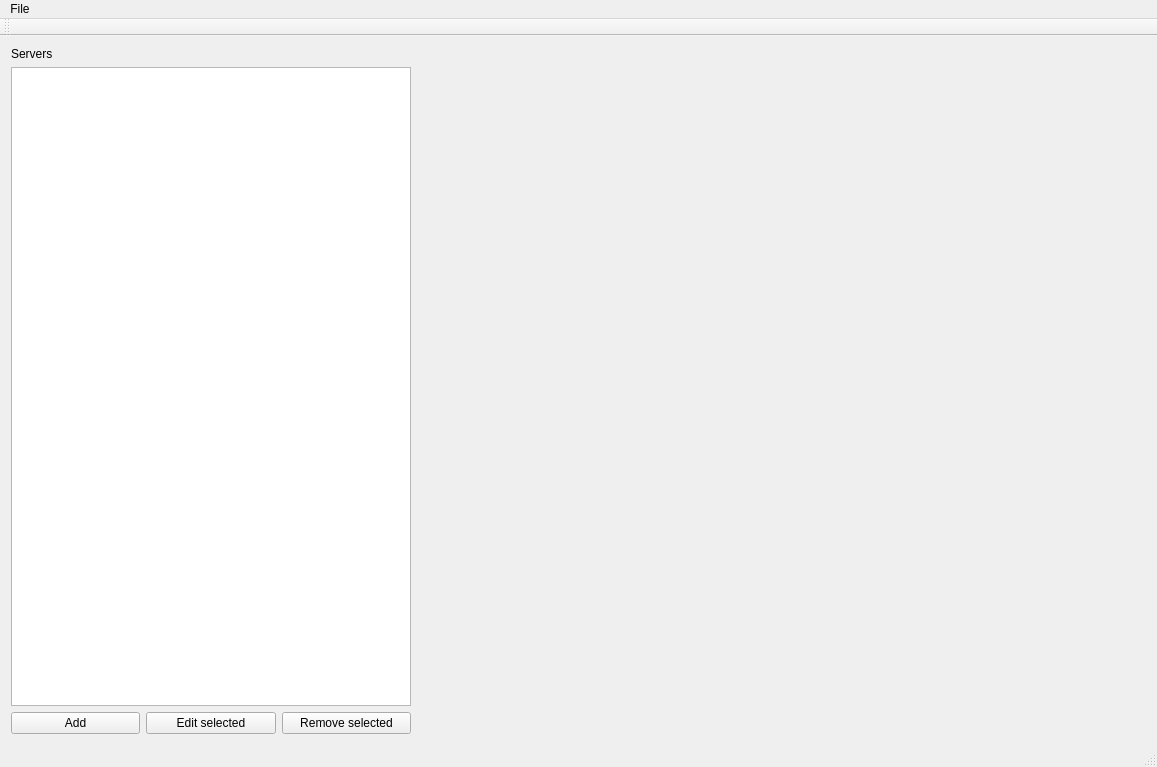
Old version of the form PiTVDesktopViewer/PiTVDesktopViewer/PiTVDesktopViewer.ui in the repository DmitryMI/PiTV.
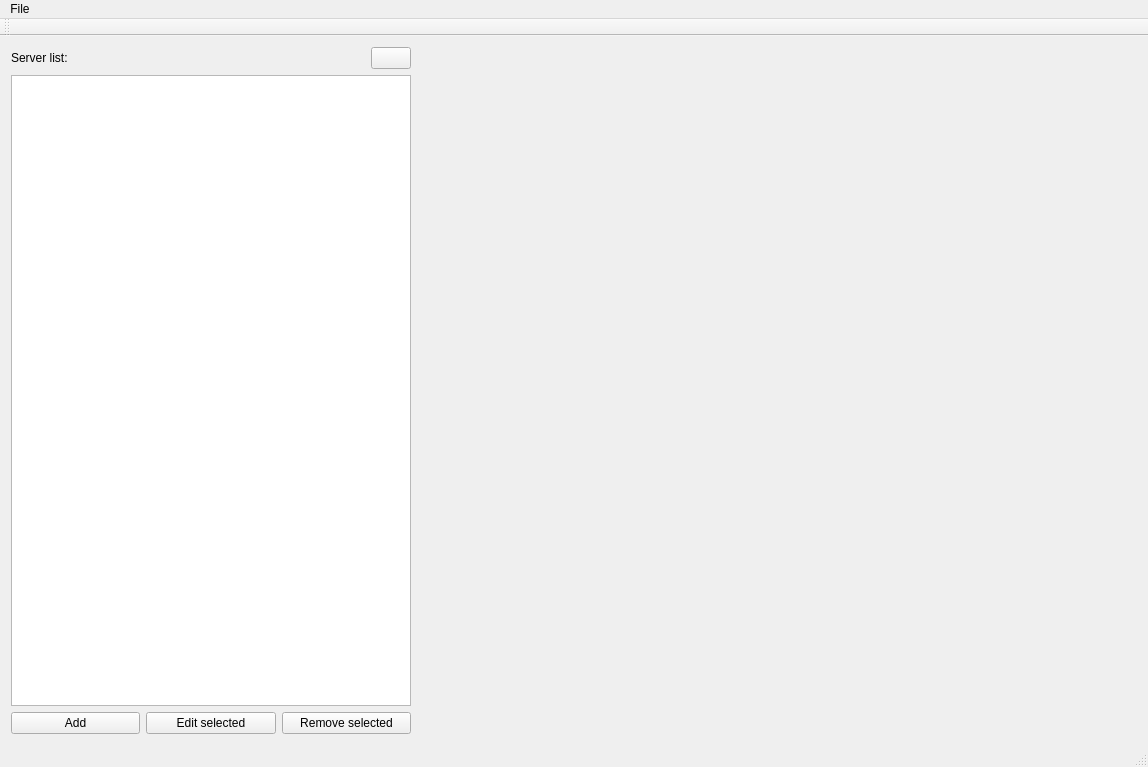
New version of the form. Icons and pictures are not drawn.

Commit message: Server stats implemented

Diff of the .ui file:
```diff
--- a/PiTVDesktopViewer/PiTVDesktopViewer/PiTVDesktopViewer.ui
+++ b/PiTVDesktopViewer/PiTVDesktopViewer/PiTVDesktopViewer.ui
@@ -6,7 +6,7 @@
    <rect>
     <x>0</x>
     <y>0</y>
-    <width>1157</width>
+    <width>1148</width>
     <height>767</height>
    </rect>
   </property>
@@ -18,17 +18,38 @@
     <item>
      <layout class="QVBoxLayout" name="verticalLayout">
       <item>
+       <layout class="QHBoxLayout" name="horizontalLayout_3">
+        <item>
        <widget class="QLabel" name="label">
+          <property name="text">
+           <string>Server list:</string>
+          </property>
+         </widget>
+        </item>
+        <item>
+         <widget class="QPushButton" name="refreshServersButton">
         <property name="sizePolicy">
-         <sizepolicy hsizetype="Minimum" vsizetype="Minimum">
+           <sizepolicy hsizetype="Fixed" vsizetype="Fixed">
           <horstretch>0</horstretch>
           <verstretch>0</verstretch>
          </sizepolicy>
         </property>
+          <property name="minimumSize">
+           <size>
+            <width>16</width>
+            <height>16</height>
+           </size>
+          </property>
         <property name="text">
-         <string>Servers</string>
-        </property>
-       </widget>
+           <string/>
+          </property>
+          <property name="icon">
+           <iconset resource="resources.qrc">
+            <normaloff>:/icons/refresh.png</normaloff>:/icons/refresh.png</iconset>
+          </property>
+         </widget>
+        </item>
+       </layout>
       </item>
       <item>
        <widget class="QListWidget" name="serverListWidget">
@@ -120,7 +141,7 @@
     <rect>
      <x>0</x>
      <y>0</y>
-     <width>1157</width>
+     <width>1148</width>
      <height>26</height>
     </rect>
    </property>
```
Lines whose indentation alone changed are shown as unchanged. The commit also changes 10 other files.
